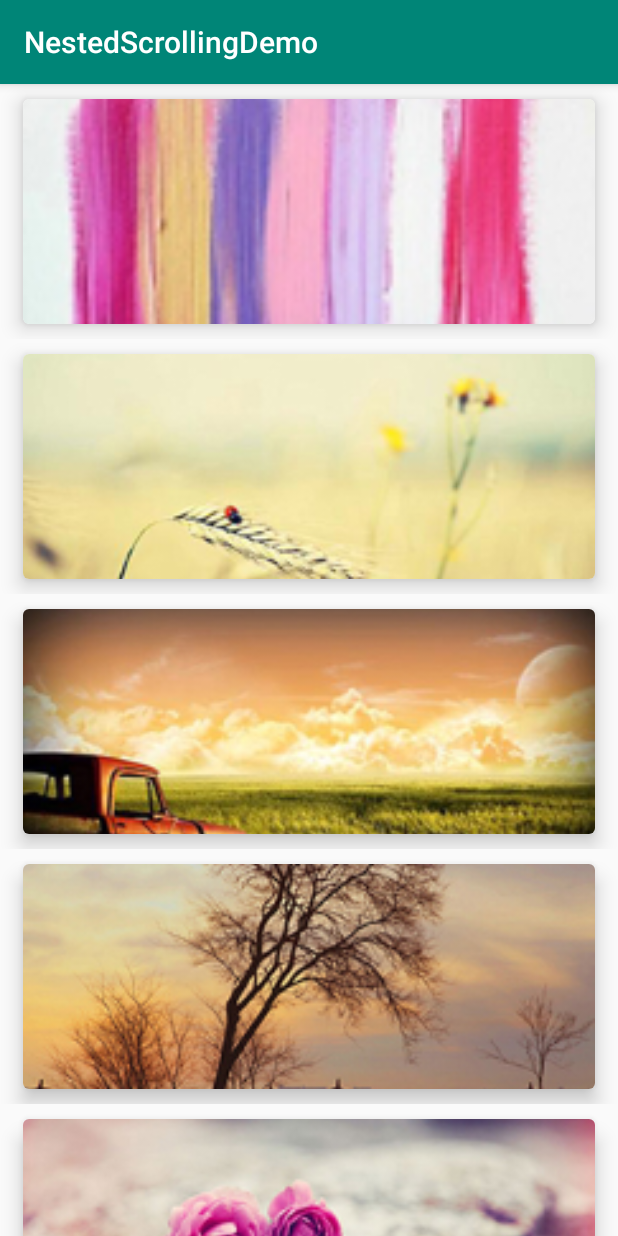
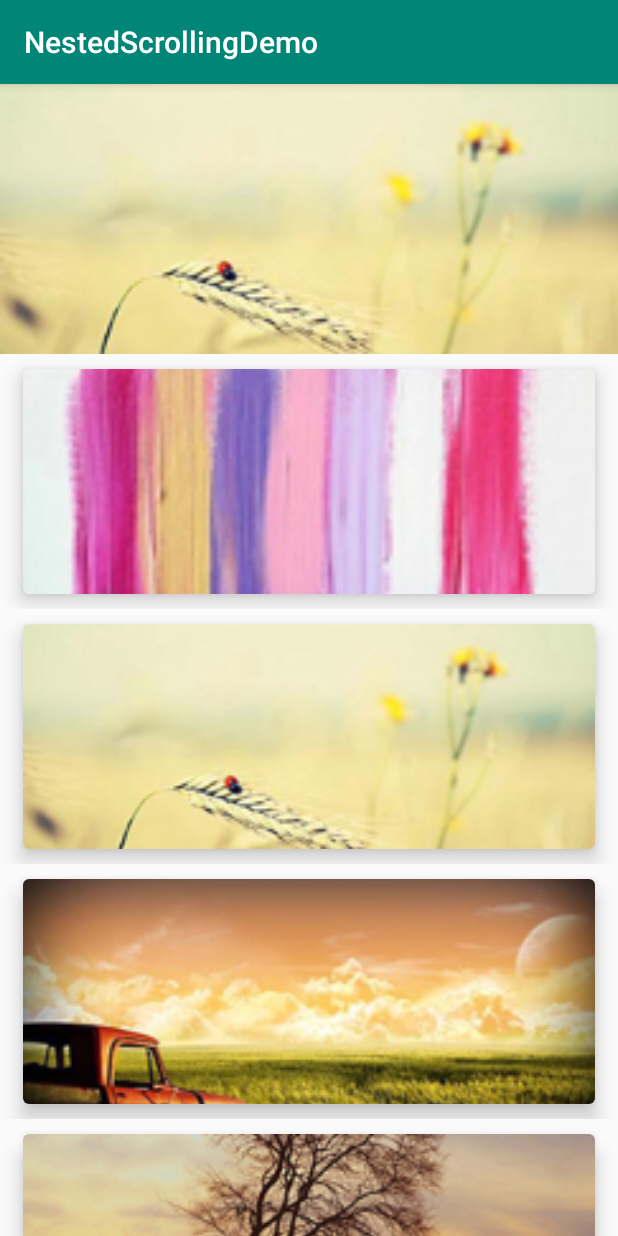
Before and after one commit to veneno94/My_PullRefresh_More_NestedScrolling, an Android app: the screen it shows after launch (MainActivity), on a phone screen of 412 x 824 dp. Run offline under Robolectric (Android 15) with nearby library versions, the phone set to English and light mode, and no system bars.

Commit message:
添加放大头部

```diff
--- a/app/src/main/java/com/xue/viewpagerdemo/MainActivity.java
+++ b/app/src/main/java/com/xue/viewpagerdemo/MainActivity.java
@@ -5,7 +5,10 @@ import android.graphics.BitmapFactory;
 import android.graphics.Color;
 import android.os.Bundle;
 import android.util.SparseArray;
+import android.view.LayoutInflater;
+import android.view.View;
 import android.view.ViewTreeObserver;
+import android.widget.ImageView;
 
 import androidx.annotation.Nullable;
 import androidx.appcompat.app.AppCompatActivity;
@@ -22,6 +25,7 @@ import com.xue.viewpagerdemo.items.PageItem;
 import com.xue.viewpagerdemo.items.ParentItem;
 import com.xue.viewpagerdemo.model.NestedViewModel;
 import com.xue.viewpagerdemo.model.PageVO;
+import com.xue.viewpagerdemo.recyclerview.HeadFootRecyclerView;
 import com.xue.viewpagerdemo.viewholder.ImageViewHolder;
 import com.xue.viewpagerdemo.viewholder.PagerViewHolder;
 
@@ -36,7 +40,7 @@ import static com.xue.viewpagerdemo.ViewType.TYPE_PARENT;
  */
 public class MainActivity extends AppCompatActivity {
 
-    private RecyclerView recyclerView;
+    private HeadFootRecyclerView recyclerView;
 
     private RecyclerView.Adapter adapter;
 
@@ -44,6 +48,8 @@ public class MainActivity extends AppCompatActivity {
 
     private NestedScrollLayout container;
     private LinearLayoutManager mLayoutManager;
+    private View headView;
+    private ImageView headIv;
 
     @Override
     protected void onCreate(@Nullable Bundle savedInstanceState) {
@@ -73,6 +79,7 @@ public class MainActivity extends AppCompatActivity {
             }
         })
                 .setRefreshable(true)
+                .setHeader(headIv)
                 .setDefaultRefreshView(new OnRefreshListener() {
                     @Override
                     public void onRefreshing() {
@@ -98,6 +105,9 @@ public class MainActivity extends AppCompatActivity {
     }
 
     private void initAdapter() {
+        headView = LayoutInflater.from(this).inflate(R.layout.head_view_item, recyclerView, false);
+        headIv = headView.findViewById(R.id.imageview);
+        headIv.setImageResource(R.mipmap.pic2);
         SparseArray<Class<? extends BaseViewHolder>> viewHolders = new SparseArray<>();
         viewHolders.put(TYPE_PARENT, ImageViewHolder.class);
         viewHolders.put(TYPE_PAGER, PagerViewHolder.class);
@@ -113,7 +123,9 @@ public class MainActivity extends AppCompatActivity {
         }
         itemList.add(new PageItem(pageList));
         adapter = new BaseAdapter(itemList, this, viewHolders);
-        recyclerView.setAdapter(adapter);
+        recyclerView.setRecylcerViewAdapter(adapter);
+        recyclerView.addHeadView(headView);
+
     }
 
 
--- a/app/src/main/java/com/xue/viewpagerdemo/NestedScrollLayout.java
+++ b/app/src/main/java/com/xue/viewpagerdemo/NestedScrollLayout.java
@@ -121,7 +121,6 @@ public class NestedScrollLayout extends FrameLayout implements IFlexible {
     private RefreshAnimatorListener mRefreshAnimatorListener = new RefreshAnimatorListener();
 
 
-
     private View mChildView;
     /**
      * 最外层的RecyclerView
@@ -167,7 +166,7 @@ public class NestedScrollLayout extends FrameLayout implements IFlexible {
         mScrollViewModel.getChildList().observe(target, new Observer<View>() {
             @Override
             public void onChanged(@Nullable View view) {
-                Log.d("xuetest","onChanged");
+                Log.d("xuetest", "onChanged");
                 mChildList = (RecyclerView) view;
             }
         });
@@ -188,7 +187,7 @@ public class NestedScrollLayout extends FrameLayout implements IFlexible {
     @Override
     public boolean onInterceptTouchEvent(MotionEvent ev) {
         log("onInterceptTouchEvent");
-        if (isEnable &&  isReady()) {
+        if (isEnable && isHeaderReady() && isReady()) {
             switch (ev.getAction()) {
                 case MotionEvent.ACTION_DOWN:
                     log("onInterceptTouchEvent DOWN");
@@ -217,7 +216,7 @@ public class NestedScrollLayout extends FrameLayout implements IFlexible {
     @Override
     public boolean onTouchEvent(MotionEvent ev) {
         log("onTouchEvent");
-        if (isEnable  && isReady()) {
+        if (isEnable && isHeaderReady() && isReady()) {
             switch (ev.getAction()) {
                 case MotionEvent.ACTION_MOVE:
                     if (mIsBeingDragged) {
--- a/app/src/main/res/layout/activity_first_generation.xml
+++ b/app/src/main/res/layout/activity_first_generation.xml
@@ -4,7 +4,7 @@
     android:id="@+id/rootview"
     android:layout_height="match_parent">
 
-    <androidx.recyclerview.widget.RecyclerView
+    <com.xue.viewpagerdemo.recyclerview.HeadFootRecyclerView
         android:id="@+id/recyclerview"
         android:layout_width="match_parent"
         android:layout_height="match_parent" />
--- /dev/null
+++ b/app/src/main/res/layout/head_view_item.xml
@@ -0,0 +1,12 @@
+<?xml version="1.0" encoding="utf-8"?>
+<FrameLayout xmlns:android="http://schemas.android.com/apk/res/android"
+    xmlns:app="http://schemas.android.com/apk/res-auto"
+    android:layout_width="match_parent"
+    android:layout_height="wrap_content">
+
+    <ImageView
+        android:id="@+id/imageview"
+        android:scaleType="centerCrop"
+        android:layout_width="match_parent"
+        android:layout_height="180dp" />
+</FrameLayout>
```
